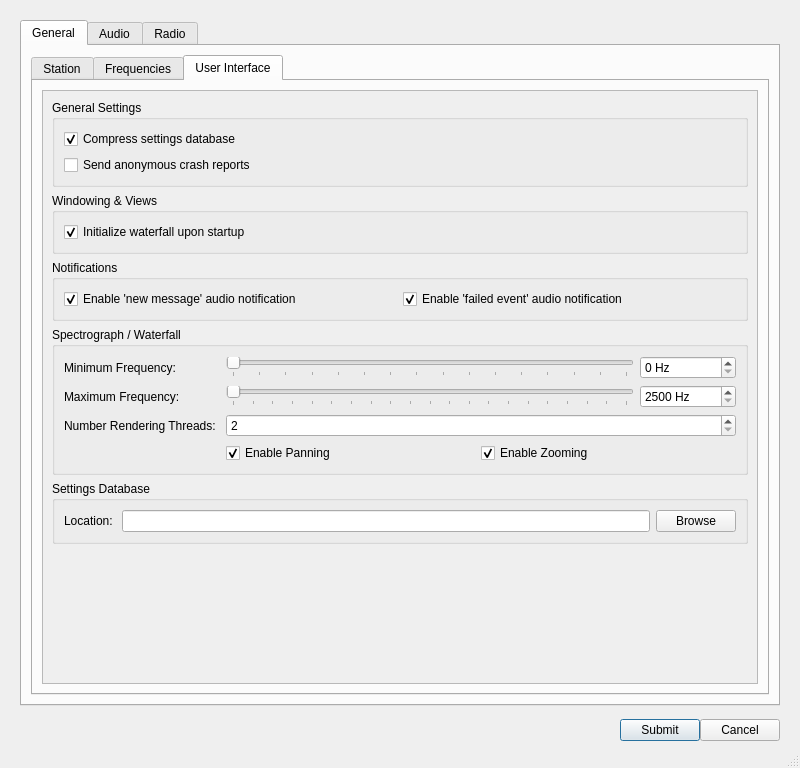
Qt form src/ui/dialogsettings.ui (GekkoFyre/small-world-deluxe) before a commit.
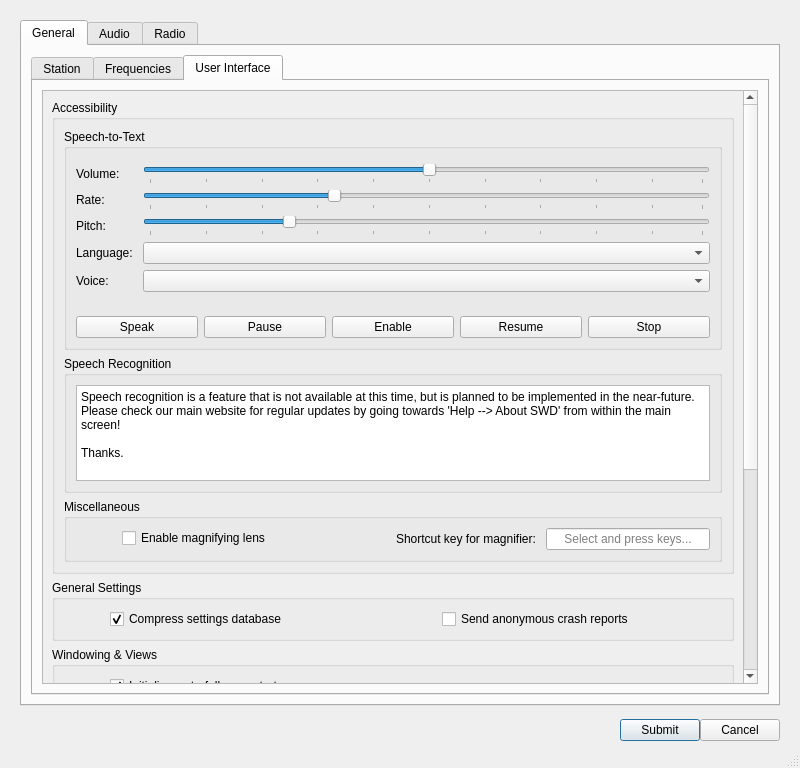
The same form after that commit. The open tabs and pages were chosen to show the change.

Commit message: * Added accessibility options to the Setting's Dialog. The backend code itself is yet to be started though.

The edit to the form file:
```diff
--- a/src/ui/dialogsettings.ui
+++ b/src/ui/dialogsettings.ui
@@ -565,32 +565,537 @@
                      <rect>
                       <x>0</x>
                       <y>0</y>
-                      <width>585</width>
-                      <height>450</height>
+                      <width>732</width>
+                      <height>878</height>
                      </rect>
                     </property>
                     <layout class="QVBoxLayout" name="verticalLayout_23">
+                     <item>
+                      <widget class="QGroupBox" name="groupBox_accessibility">
+                       <property name="title">
+                        <string>Accessibility</string>
+                       </property>
+                       <layout class="QVBoxLayout" name="verticalLayout_50">
+                        <item>
+                         <widget class="QGroupBox" name="groupBox_accessibility_speech_to_text">
+                          <property name="title">
+                           <string>Speech-to-Text</string>
+                          </property>
+                          <layout class="QVBoxLayout" name="verticalLayout_51">
+                           <item>
+                            <widget class="QFrame" name="frame_access_stt_form">
+                             <property name="frameShape">
+                              <enum>QFrame::NoFrame</enum>
+                             </property>
+                             <property name="frameShadow">
+                              <enum>QFrame::Plain</enum>
+                             </property>
+                             <layout class="QFormLayout" name="formLayout_22">
+                              <property name="leftMargin">
+                               <number>0</number>
+                              </property>
+                              <property name="topMargin">
+                               <number>6</number>
+                              </property>
+                              <property name="rightMargin">
+                               <number>0</number>
+                              </property>
+                              <item row="0" column="0">
+                               <widget class="QLabel" name="label_access_stt_volume">
+                                <property name="text">
+                                 <string>Volume: </string>
+                                </property>
+                               </widget>
+                              </item>
+                              <item row="0" column="1">
+                               <widget class="QSlider" name="horizontalSlider_access_stt_volume">
+                                <property name="pageStep">
+                                 <number>15</number>
+                                </property>
+                                <property name="value">
+                                 <number>50</number>
+                                </property>
+                                <property name="orientation">
+                                 <enum>Qt::Horizontal</enum>
+                                </property>
+                                <property name="tickPosition">
+                                 <enum>QSlider::TicksBelow</enum>
+                                </property>
+                                <property name="tickInterval">
+                                 <number>10</number>
+                                </property>
+                               </widget>
+                              </item>
+                              <item row="1" column="0">
+                               <widget class="QLabel" name="label_access_stt_rate">
+                                <property name="text">
+                                 <string>Rate: </string>
+                                </property>
+                               </widget>
+                              </item>
+                              <item row="1" column="1">
+                               <widget class="QSlider" name="horizontalSlider_access_stt_rate">
+                                <property name="pageStep">
+                                 <number>5</number>
+                                </property>
+                                <property name="sliderPosition">
+                                 <number>33</number>
+                                </property>
+                                <property name="orientation">
+                                 <enum>Qt::Horizontal</enum>
+                                </property>
+                                <property name="tickPosition">
+                                 <enum>QSlider::TicksBelow</enum>
+                                </property>
+                                <property name="tickInterval">
+                                 <number>10</number>
+                                </property>
+                               </widget>
+                              </item>
+                              <item row="2" column="0">
+                               <widget class="QLabel" name="label_access_stt_pitch">
+                                <property name="text">
+                                 <string>Pitch: </string>
+                                </property>
+                               </widget>
+                              </item>
+                              <item row="2" column="1">
+                               <widget class="QSlider" name="horizontalSlider_access_stt_pitch">
+                                <property name="pageStep">
+                                 <number>5</number>
+                                </property>
+                                <property name="sliderPosition">
+                                 <number>25</number>
+                                </property>
+                                <property name="orientation">
+                                 <enum>Qt::Horizontal</enum>
+                                </property>
+                                <property name="tickPosition">
+                                 <enum>QSlider::TicksBelow</enum>
+                                </property>
+                                <property name="tickInterval">
+                                 <number>10</number>
+                                </property>
+                               </widget>
+                              </item>
+                              <item row="3" column="0">
+                               <widget class="QLabel" name="label_access_stt_language">
+                                <property name="text">
+                                 <string>Language: </string>
+                                </property>
+                               </widget>
+                              </item>
+                              <item row="3" column="1">
+                               <widget class="QComboBox" name="comboBox_access_stt_language"/>
+                              </item>
+                              <item row="4" column="0">
+                               <widget class="QLabel" name="label_access_stt_preset_voice">
+                                <property name="text">
+                                 <string>Voice: </string>
+                                </property>
+                               </widget>
+                              </item>
+                              <item row="4" column="1">
+                               <widget class="QComboBox" name="comboBox_access_stt_preset_voice"/>
+                              </item>
+                             </layout>
+                            </widget>
+                           </item>
+                           <item>
+                            <widget class="QFrame" name="frame_access_stt_pushbuttons">
+                             <property name="frameShape">
+                              <enum>QFrame::NoFrame</enum>
+                             </property>
+                             <property name="frameShadow">
+                              <enum>QFrame::Plain</enum>
+                             </property>
+                             <layout class="QHBoxLayout" name="horizontalLayout_28">
+                              <property name="leftMargin">
+                               <number>0</number>
+                              </property>
+                              <property name="rightMargin">
+                               <number>0</number>
+                              </property>
+                              <property name="bottomMargin">
+                               <number>0</number>
+                              </property>
+                              <item>
+                               <widget class="QPushButton" name="pushButton_access_stt_speak">
+                                <property name="text">
+                                 <string>Speak</string>
+                                </property>
+                               </widget>
+                              </item>
+                              <item>
+                               <widget class="QPushButton" name="pushButton_access_stt_pause">
+                                <property name="text">
+                                 <string>Pause</string>
+                                </property>
+                               </widget>
+                              </item>
+                              <item>
+                               <widget class="QPushButton" name="pushButton_access_stt_enable">
+                                <property name="text">
+                                 <string>Enable</string>
+                                </property>
+                               </widget>
+                              </item>
+                              <item>
+                               <widget class="QPushButton" name="pushButton_access_stt_resume">
+                                <property name="text">
+                                 <string>Resume</string>
+                                </property>
+                               </widget>
+                              </item>
+                              <item>
+                               <widget class="QPushButton" name="pushButton_access_stt_stop">
+                                <property name="text">
+                                 <string>Stop</string>
+                                </property>
+                               </widget>
+                              </item>
+                             </layout>
+                            </widget>
+                           </item>
+                          </layout>
+                         </widget>
+                        </item>
+                        <item>
+                         <widget class="QGroupBox" name="groupBox_accessibility_speech_recognition">
+                          <property name="title">
+                           <string>Speech Recognition</string>
+                          </property>
+                          <layout class="QHBoxLayout" name="horizontalLayout_29">
+                           <item>
+                            <widget class="QPlainTextEdit" name="plainTextEdit_access_speech_recog_future_updates">
+                             <property name="minimumSize">
+                              <size>
+                               <width>0</width>
+                               <height>96</height>
+                              </size>
+                             </property>
+                             <property name="plainText">
+                              <string>Speech recognition is a feature that is not available at this time, but is planned to be implemented in the near-future. Please check our main website for regular updates by going towards 'Help --&gt; About SWD' from within the main screen!
+
+Thanks.</string>
+                             </property>
+                            </widget>
+                           </item>
+                          </layout>
+                         </widget>
+                        </item>
+                        <item>
+                         <widget class="QGroupBox" name="groupBox_accessibility_miscellaneous">
+                          <property name="title">
+                           <string>Miscellaneous</string>
+                          </property>
+                          <layout class="QHBoxLayout" name="horizontalLayout_30">
+                           <item>
+                            <widget class="QFrame" name="frame_access_misc_left_frame">
+                             <property name="frameShape">
+                              <enum>QFrame::NoFrame</enum>
+                             </property>
+                             <property name="frameShadow">
+                              <enum>QFrame::Plain</enum>
+                             </property>
+                             <layout class="QFormLayout" name="formLayout_23">
+                              <property name="leftMargin">
+                               <number>0</number>
+                              </property>
+                              <property name="topMargin">
+                               <number>0</number>
+                              </property>
+                              <property name="rightMargin">
+                               <number>0</number>
+                              </property>
+                              <property name="bottomMargin">
+                               <number>0</number>
+                              </property>
+                              <item row="0" column="0">
+                               <spacer name="horizontalSpacer_11">
+                                <property name="orientation">
+                                 <enum>Qt::Horizontal</enum>
+                                </property>
+                                <property name="sizeHint" stdset="0">
+                                 <size>
+                                  <width>40</width>
+                                  <height>20</height>
+                                 </size>
+                                </property>
+                               </spacer>
+                              </item>
+                              <item row="0" column="1">
+                               <widget class="QFrame" name="frame_4">
+                                <property name="frameShape">
+                                 <enum>QFrame::NoFrame</enum>
+                                </property>
+                                <property name="frameShadow">
+                                 <enum>QFrame::Plain</enum>
+                                </property>
+                                <layout class="QHBoxLayout" name="horizontalLayout_31">
+                                 <property name="leftMargin">
+                                  <number>0</number>
+                                 </property>
+                                 <property name="topMargin">
+                                  <number>0</number>
+                                 </property>
+                                 <property name="rightMargin">
+                                  <number>0</number>
+                                 </property>
+                                 <property name="bottomMargin">
+                                  <number>0</number>
+                                 </property>
+                                 <item>
+                                  <widget class="QCheckBox" name="checkBox_access_misc_enbl_magnifier">
+                                   <property name="text">
+                                    <string>Enable magnifying lens</string>
+                                   </property>
+                                  </widget>
+                                 </item>
+                                 <item>
+                                  <spacer name="horizontalSpacer_13">
+                                   <property name="orientation">
+                                    <enum>Qt::Horizontal</enum>
+                                   </property>
+                                   <property name="sizeHint" stdset="0">
+                                    <size>
+                                     <width>40</width>
+                                     <height>20</height>
+                                    </size>
+                                   </property>
+                                  </spacer>
+                                 </item>
+                                </layout>
+                               </widget>
+                              </item>
+                             </layout>
+                            </widget>
+                           </item>
+                           <item>
+                            <widget class="QFrame" name="frame_access_misc_right_frame">
+                             <property name="frameShape">
+                              <enum>QFrame::NoFrame</enum>
+                             </property>
+                             <property name="frameShadow">
+                              <enum>QFrame::Plain</enum>
+                             </property>
+                             <layout class="QFormLayout" name="formLayout_24">
+                              <property name="leftMargin">
+                               <number>0</number>
+                              </property>
+                              <property name="topMargin">
+                               <number>0</number>
+                              </property>
+                              <property name="rightMargin">
+                               <number>0</number>
+                              </property>
+                              <property name="bottomMargin">
+                               <number>0</number>
+                              </property>
+                              <item row="0" column="0">
+                               <widget class="QLabel" name="label_access_misc_shortcut_key_magnifier">
+                                <property name="text">
+                                 <string>Shortcut key for magnifier: </string>
+                                </property>
+                               </widget>
+                              </item>
+                              <item row="0" column="1">
+                               <widget class="QLineEdit" name="lineEdit_access_misc_shortcut_key_magnifier">
+                                <property name="maxLength">
+                                 <number>512</number>
+                                </property>
+                                <property name="alignment">
+                                 <set>Qt::AlignCenter</set>
+                                </property>
+                                <property name="readOnly">
+                                 <bool>true</bool>
+                                </property>
+                                <property name="placeholderText">
+                                 <string>Select and press keys...</string>
+                                </property>
+                                <property name="clearButtonEnabled">
+                                 <bool>true</bool>
+                                </property>
+                               </widget>
+                              </item>
+                             </layout>
+                            </widget>
+                           </item>
+                          </layout>
+                         </widget>
+                        </item>
+                       </layout>
+                      </widget>
+                     </item>
                      <item>
                       <widget class="QGroupBox" name="groupBox_general_settings">
                        <property name="title">
                         <string>General Settings</string>
                        </property>
-                       <layout class="QFormLayout" name="formLayout_2">
-                        <item row="0" column="0">
-                         <widget class="QCheckBox" name="checkBox_compress_settings_db">
-                          <property name="text">
-                           <string>Compress settings database</string>
+                       <layout class="QHBoxLayout" name="horizontalLayout_34">
+                        <item>
+                         <widget class="QFrame" name="frame_7">
+                          <property name="frameShape">
+                           <enum>QFrame::NoFrame</enum>
                           </property>
-                          <property name="checked">
-                           <bool>true</bool>
+                          <property name="frameShadow">
+                           <enum>QFrame::Plain</enum>
                           </property>
+                          <layout class="QFormLayout" name="formLayout_25">
+                           <property name="leftMargin">
+                            <number>0</number>
+                           </property>
+                           <property name="topMargin">
+                            <number>0</number>
+                           </property>
+                           <property name="rightMargin">
+                            <number>0</number>
+                           </property>
+                           <property name="bottomMargin">
+                            <number>0</number>
+                           </property>
+                           <item row="0" column="0">
+                            <spacer name="horizontalSpacer_15">
+                             <property name="orientation">
+                              <enum>Qt::Horizontal</enum>
+                             </property>
+                             <property name="sizeHint" stdset="0">
+                              <size>
+                               <width>40</width>
+                               <height>20</height>
+                              </size>
+                             </property>
+                            </spacer>
+                           </item>
+                           <item row="0" column="1">
+                            <widget class="QFrame" name="frame_5">
+                             <property name="frameShape">
+                              <enum>QFrame::NoFrame</enum>
+                             </property>
+                             <property name="frameShadow">
+                              <enum>QFrame::Plain</enum>
+                             </property>
+                             <layout class="QHBoxLayout" name="horizontalLayout_32">
+                              <property name="leftMargin">
+                               <number>0</number>
+                              </property>
+                              <property name="topMargin">
+                               <number>0</number>
+                              </property>
+                              <property name="rightMargin">
+                               <number>0</number>
+                              </property>
+                              <property name="bottomMargin">
+                               <number>0</number>
+                              </property>
+                              <item>
+                               <widget class="QCheckBox" name="checkBox_compress_settings_db">
+                                <property name="text">
+                                 <string>Compress settings database</string>
+                                </property>
+                                <property name="checked">
+                                 <bool>true</bool>
+                                </property>
+                               </widget>
+                              </item>
+                              <item>
+                               <spacer name="horizontalSpacer_12">
+                                <property name="orientation">
+                                 <enum>Qt::Horizontal</enum>
+                                </property>
+                                <property name="sizeHint" stdset="0">
+                                 <size>
+                                  <width>40</width>
+                                  <height>20</height>
+                                 </size>
+                                </property>
+                               </spacer>
+                              </item>
+                             </layout>
+                            </widget>
+                           </item>
+                          </layout>
                          </widget>
                         </item>
-                        <item row="1" column="0">
-                         <widget class="QCheckBox" name="checkBox_send_anon_crash_reports">
-                          <property name="text">
-                           <string>Send anonymous crash reports</string>
+                        <item>
+                         <widget class="QFrame" name="frame_8">
+                          <property name="frameShape">
+                           <enum>QFrame::NoFrame</enum>
                           </property>
+                          <property name="frameShadow">
+                           <enum>QFrame::Plain</enum>
+                          </property>
+                          <layout class="QFormLayout" name="formLayout_26">
+                           <property name="leftMargin">
+                            <number>0</number>
+                           </property>
+                           <property name="topMargin">
+                            <number>0</number>
+                           </property>
+                           <property name="rightMargin">
+                            <number>0</number>
+                           </property>
+                           <property name="bottomMargin">
+                            <number>0</number>
+                           </property>
+                           <item row="0" column="0">
+                            <spacer name="horizontalSpacer_16">
+                             <property name="orientation">
+                              <enum>Qt::Horizontal</enum>
+                             </property>
+                             <property name="sizeHint" stdset="0">
+                              <size>
+                               <width>40</width>
+                               <height>20</height>
+                              </size>
+                             </property>
+                            </spacer>
+                           </item>
+                           <item row="0" column="1">
+                            <widget class="QFrame" name="frame_6">
+                             <property name="frameShape">
+                              <enum>QFrame::NoFrame</enum>
+                             </property>
+                             <property name="frameShadow">
+                              <enum>QFrame::Plain</enum>
+                             </property>
+                             <layout class="QHBoxLayout" name="horizontalLayout_33">
+                              <property name="leftMargin">
+                               <number>0</number>
+                              </property>
+                              <property name="topMargin">
+                               <number>0</number>
+                              </property>
+                              <property name="rightMargin">
+                               <number>0</number>
+                              </property>
+                              <property name="bottomMargin">
+                               <number>0</number>
+                              </property>
+                              <item>
+                               <widget class="QCheckBox" name="checkBox_send_anon_crash_reports">
+                                <property name="text">
+                                 <string>Send anonymous crash reports</string>
+                                </property>
+                               </widget>
+                              </item>
+                              <item>
+                               <spacer name="horizontalSpacer_14">
+                                <property name="orientation">
+                                 <enum>Qt::Horizontal</enum>
+                                </property>
+                                <property name="sizeHint" stdset="0">
+                                 <size>
+                                  <width>40</width>
+                                  <height>20</height>
+                                 </size>
+                                </property>
+                               </spacer>
+                              </item>
+                             </layout>
+                            </widget>
+                           </item>
+                          </layout>
                          </widget>
                         </item>
                        </layout>
@@ -601,14 +1106,98 @@
                        <property name="title">
                         <string>Windowing &amp;&amp; Views</string>
                        </property>
-                       <layout class="QFormLayout" name="formLayout_4">
-                        <item row="0" column="0">
-                         <widget class="QCheckBox" name="checkBox_waterfall_upon_start">
-                          <property name="text">
-                           <string>Initialize waterfall upon startup</string>
+                       <layout class="QHBoxLayout" name="horizontalLayout_36">
+                        <item>
+                         <widget class="QFrame" name="frame_10">
+                          <property name="frameShape">
+                           <enum>QFrame::NoFrame</enum>
                           </property>
-                          <property name="checked">
-                           <bool>true</bool>
+                          <property name="frameShadow">
+                           <enum>QFrame::Plain</enum>
+                          </property>
+                          <layout class="QFormLayout" name="formLayout_2">
+                           <property name="leftMargin">
+                            <number>0</number>
+                           </property>
+                           <property name="topMargin">
+                            <number>0</number>
+                           </property>
+                           <property name="rightMargin">
+                            <number>0</number>
+                           </property>
+                           <property name="bottomMargin">
+                            <number>0</number>
+                           </property>
+                           <item row="0" column="0">
+                            <spacer name="horizontalSpacer_17">
+                             <property name="orientation">
+                              <enum>Qt::Horizontal</enum>
+                             </property>
+                             <property name="sizeHint" stdset="0">
+                              <size>
+                               <width>40</width>
+                               <height>20</height>
+                              </size>
+                             </property>
+                            </spacer>
+                           </item>
+                           <item row="0" column="1">
+                            <widget class="QFrame" name="frame_11">
+                             <property name="frameShape">
+                              <enum>QFrame::NoFrame</enum>
+                             </property>
+                             <property name="frameShadow">
+                              <enum>QFrame::Plain</enum>
+                             </property>
+                             <layout class="QHBoxLayout" name="horizontalLayout_37">
+                              <property name="leftMargin">
+                               <number>0</number>
+                              </property>
+                              <property name="topMargin">
+                               <number>0</number>
+                              </property>
+                              <property name="rightMargin">
+                               <number>0</number>
+                              </property>
+                              <property name="bottomMargin">
+                               <number>0</number>
+                              </property>
+                              <item>
+                               <widget class="QCheckBox" name="checkBox_waterfall_upon_start">
+                                <property name="text">
+                                 <string>Initialize waterfall upon startup</string>
+                                </property>
+                                <property name="checked">
+                                 <bool>true</bool>
+                                </property>
+                               </widget>
+                              </item>
+                              <item>
+                               <spacer name="horizontalSpacer_18">
+                                <property name="orientation">
+                                 <enum>Qt::Horizontal</enum>
+                                </property>
+                                <property name="sizeHint" stdset="0">
+                                 <size>
+                                  <width>40</width>
+                                  <height>20</height>
+                                 </size>
+                                </property>
+                               </spacer>
+                              </item>
+                             </layout>
+                            </widget>
+                           </item>
+                          </layout>
+                         </widget>
+                        </item>
+                        <item>
+                         <widget class="QFrame" name="frame_9">
+                          <property name="frameShape">
+                           <enum>QFrame::StyledPanel</enum>
+                          </property>
+                          <property name="frameShadow">
+                           <enum>QFrame::Raised</enum>
                           </property>
                          </widget>
                         </item>
@@ -629,7 +1218,7 @@
                           <property name="frameShadow">
                            <enum>QFrame::Plain</enum>
                           </property>
-                          <layout class="QVBoxLayout" name="verticalLayout_48">
+                          <layout class="QFormLayout" name="formLayout_4">
                            <property name="leftMargin">
                             <number>0</number>
                            </property>
@@ -642,14 +1231,64 @@
                            <property name="bottomMargin">
                             <number>0</number>
                            </property>
-                           <item>
-                            <widget class="QCheckBox" name="checkBox_new_msg_audio_notification">
-                             <property name="text">
-                              <string>Enable 'new message' audio notification</string>
+                           <item row="0" column="0">
+                            <spacer name="horizontalSpacer_19">
+                             <property name="orientation">
+                              <enum>Qt::Horizontal</enum>
                              </property>
-                             <property name="checked">
-                              <bool>true</bool>
+                             <property name="sizeHint" stdset="0">
+                              <size>
+                               <width>40</width>
+                               <height>20</height>
+                              </size>
                              </property>
+                            </spacer>
+                           </item>
+                           <item row="0" column="1">
+                            <widget class="QFrame" name="frame_14">
+                             <property name="frameShape">
+                              <enum>QFrame::NoFrame</enum>
+                             </property>
+                             <property name="frameShadow">
+                              <enum>QFrame::Plain</enum>
+                             </property>
+                             <layout class="QHBoxLayout" name="horizontalLayout_39">
+                              <property name="leftMargin">
+                               <number>0</number>
+                              </property>
+                              <property name="topMargin">
+                               <number>0</number>
+                              </property>
+                              <property name="rightMargin">
+                               <number>0</number>
+                              </property>
+                              <property name="bottomMargin">
+                               <number>0</number>
+                              </property>
+                              <item>
+                               <widget class="QCheckBox" name="checkBox_new_msg_audio_notification">
+                                <property name="text">
+                                 <string>Enable 'new message' audio notification</string>
+                                </property>
+                                <property name="checked">
+                                 <bool>true</bool>
+                                </property>
+                               </widget>
+                              </item>
+                              <item>
+                               <spacer name="horizontalSpacer_21">
+                                <property name="orientation">
+                                 <enum>Qt::Horizontal</enum>
+                                </property>
+                                <property name="sizeHint" stdset="0">
+                                 <size>
+                                  <width>22</width>
+                                  <height>20</height>
+                                 </size>
+                                </property>
+                               </spacer>
+                              </item>
+                             </layout>
                             </widget>
                            </item>
                           </layout>
@@ -663,7 +1302,7 @@
                           <property name="frameShadow">
                            <enum>QFrame::Plain</enum>
                           </property>
-                          <layout class="QVBoxLayout" name="verticalLayout_49">
+                          <layout class="QFormLayout" name="formLayout_27">
                            <property name="leftMargin">
                             <number>0</number>
                            </property>
@@ -676,14 +1315,61 @@
                            <property name="bottomMargin">
                             <number>0</number>
                            </property>
-                           <item>
-                            <widget class="QCheckBox" name="checkBox_failed_event_audio_notification">
-                             <property name="text">
-                              <string>Enable 'failed event' audio notification</string>
+                           <item row="0" column="0">
+                            <spacer name="horizontalSpacer_20">
+                             <property name="orientation">
+                              <enum>Qt::Horizontal</enum>
                              </property>
                              <property name="checked">
                               <bool>true</bool>
                              </property>
+                            </spacer>
+                           </item>
+                           <item row="0" column="1">
+                            <widget class="QFrame" name="frame_15">
+                             <property name="frameShape">
+                              <enum>QFrame::NoFrame</enum>
+                             </property>
+                             <property name="frameShadow">
+                              <enum>QFrame::Plain</enum>
+                             </property>
+                             <layout class="QHBoxLayout" name="horizontalLayout_40">
+                              <property name="leftMargin">
+                               <number>0</number>
+                              </property>
+                              <property name="topMargin">
+                               <number>0</number>
+                              </property>
+                              <property name="rightMargin">
+                               <number>0</number>
+                              </property>
+                              <property name="bottomMargin">
+                               <number>0</number>
+                              </property>
+                              <item>
+                               <widget class="QCheckBox" name="checkBox_failed_event_audio_notification">
+                                <property name="text">
+                                 <string>Enable 'failed event' audio notification</string>
+                                </property>
+                                <property name="checked">
+                                 <bool>true</bool>
+                                </property>
+                               </widget>
+                              </item>
+                              <item>
+                               <spacer name="horizontalSpacer_22">
+                                <property name="orientation">
+                                 <enum>Qt::Horizontal</enum>
+                                </property>
+                                <property name="sizeHint" stdset="0">
+                                 <size>
+                                  <width>23</width>
+                                  <height>20</height>
+                                 </size>
+                                </property>
+                               </spacer>
+                              </item>
+                             </layout>
                             </widget>
                            </item>
                           </layout>
```
Left out of the diff: 23 changed lines with no effect on the pictures.
